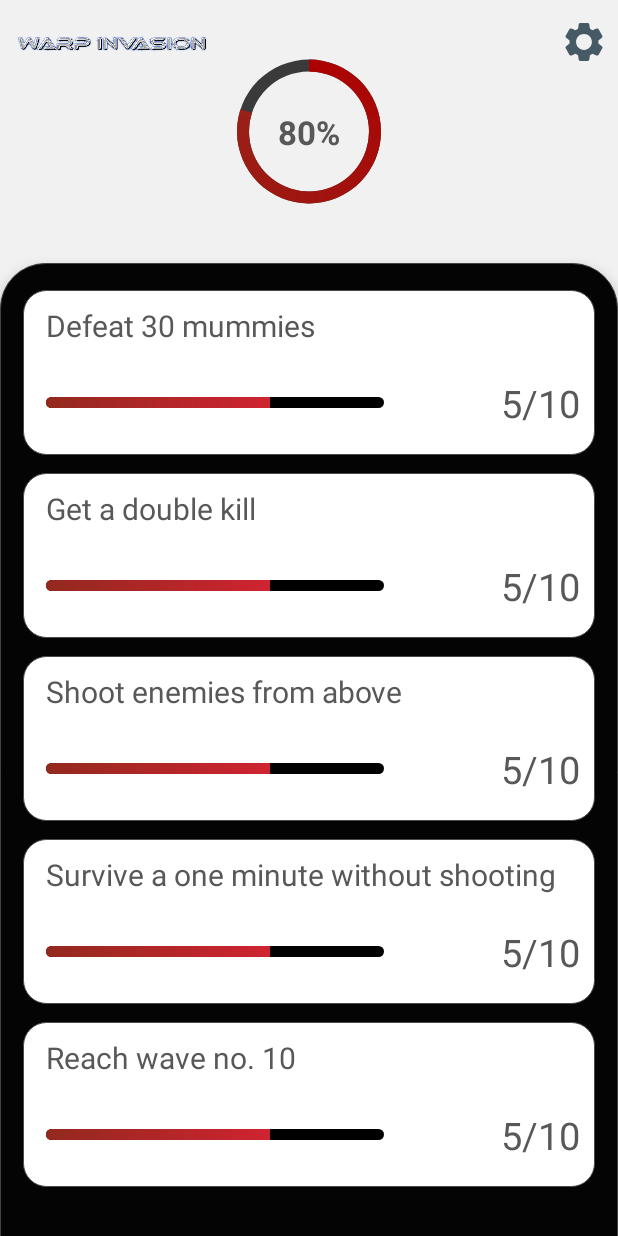
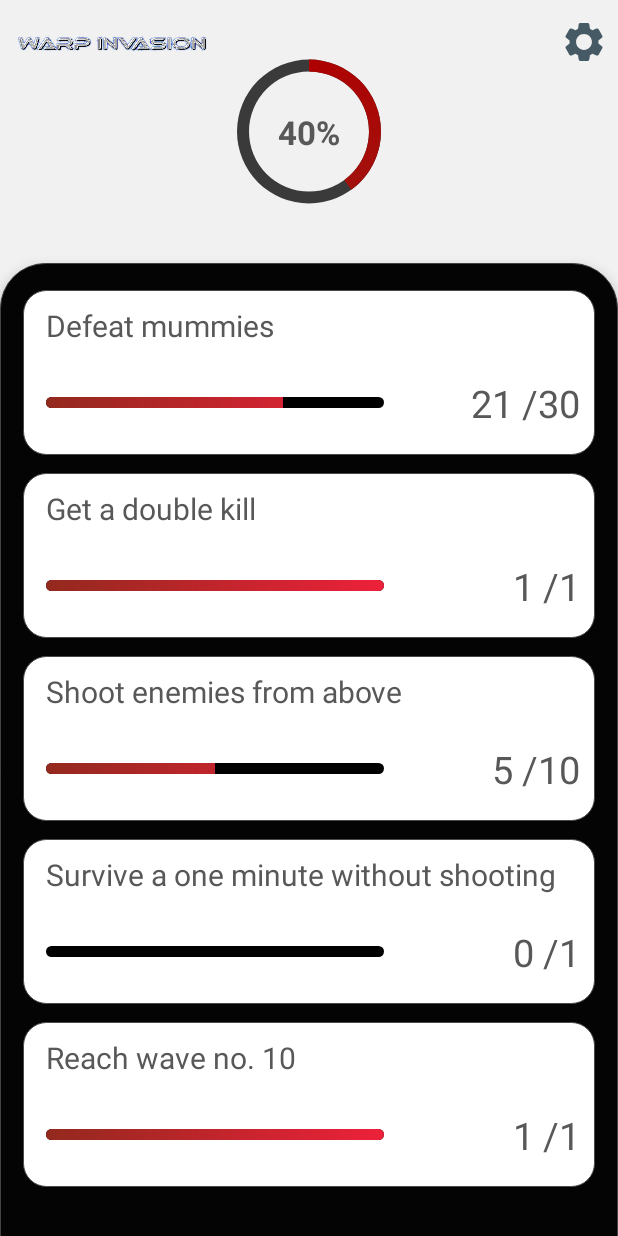
Before and after one commit to darco918/Warp-Invasion-, an Android app: the fragment WeeklyChallengesFragment shown on its own in the app's theme, on a phone screen of 412 x 824 dp. Run offline under Robolectric (Android 15) with nearby library versions, the phone set to English and light mode, and no system bars.

Commit message:
second delivery

```diff
--- a/app/src/main/java/com/example/warpinvasion30/WeeklyChallengesFragment.kt
+++ b/app/src/main/java/com/example/warpinvasion30/WeeklyChallengesFragment.kt
@@ -14,11 +14,11 @@ import androidx.recyclerview.widget.RecyclerView
 import kotlinx.android.synthetic.main.fragment_profile.settingsButton
 import kotlinx.android.synthetic.main.fragment_weekly_challenges.*
 
-
 class WeeklyChallengesFragment : Fragment(){
 
-    val  values = arrayOf("Defeat 30 mummies", "Get a double kill" , "Shoot enemies from above", "Survive a one minute without shooting", "Reach wave no. 10" )
-
+    val  values = arrayOf("Defeat mummies", "Get a double kill" , "Shoot enemies from above", "Survive a one minute without shooting", "Reach wave no. 10" )
+    val numbers = arrayOf(30,1,10,1,1)
+    val completed = arrayOf(21,1,5,0,1)
     private lateinit var recyclerView: RecyclerView
     private lateinit var manager: RecyclerView.LayoutManager
     private lateinit var myAdapter: RecyclerView.Adapter<*>
@@ -27,14 +27,11 @@ class WeeklyChallengesFragment : Fragment(){
         inflater: LayoutInflater, container: ViewGroup?,
         savedInstanceState: Bundle?
     ): View? {
-
         return inflater.inflate(R.layout.fragment_weekly_challenges, container, false)
-
     }
 
     companion object {
         fun newInstance(): WeeklyChallengesFragment {
-
             return WeeklyChallengesFragment()
         }
 
@@ -44,13 +41,23 @@ class WeeklyChallengesFragment : Fragment(){
     override fun onViewCreated(view: View, savedInstanceState: Bundle?) {
         super.onViewCreated(view, savedInstanceState)
 
+        //checking how many challenges are complete and then updating the progressbar
+        var contor =0
+        for (i in numbers.indices){
+            if(numbers[i] == completed[i])
+                contor++
+        }
+        progressBar.progress = (contor / numbers.size.toDouble() * 100).toInt()
+        progressBarText.text = (contor / numbers.size.toDouble() * 100).toInt() . toString() + "%"
+
+
         settingsButton.setOnClickListener {
             val intent = Intent (activity, SettingsActivity::class.java)
             startActivity(intent)
         }
 
         manager = LinearLayoutManager(activity)
-        myAdapter = MyAdapter(values)
+        myAdapter = MyAdapter(values, numbers, completed)
         recyclerView =view.findViewById<RecyclerView>(R.id.recycler_view).apply {
             layoutManager = manager
             adapter =  myAdapter
@@ -60,15 +67,18 @@ class WeeklyChallengesFragment : Fragment(){
 }
 
 
-class MyAdapter(private val myDataSet : Array<String>):
+class MyAdapter(private val myDataSet : Array<String>, private  val numbersToComplete: Array<Int>,  private  val completed: Array<Int>):
     RecyclerView.Adapter<MyAdapter.ViewHolder>() {
 
     class ViewHolder(val view: View): RecyclerView.ViewHolder(view){
-        fun bind(text: String){
+        fun bind(text: String, number:Int, completed:Int){
             val tv = view.findViewById<TextView>(R.id.textView)
             tv.text = text
+            val numberOfCompletedChallenges = view.findViewById<TextView>(R.id.numberOfCompletedChallenges)
+            val aux = completed.toString()  +" /"+number.toString()
+            numberOfCompletedChallenges.text = aux
 
-            val j= 66
+            val j= (completed/number.toDouble() *100).toInt()
             val progressBarChallenge = view.findViewById<ProgressBar>(R.id.progressBarChallenge)
             progressBarChallenge.progress = j
         }
@@ -80,7 +90,7 @@ class MyAdapter(private val myDataSet : Array<String>):
     }
 
     override fun onBindViewHolder(holder: ViewHolder, position: Int) {
-        holder.bind(myDataSet[position])
+        holder.bind(myDataSet[position], numbersToComplete[position],completed[position] )
     }
 
     override fun getItemCount(): Int {
--- a/app/src/main/res/layout/fragment_weekly_challenges.xml
+++ b/app/src/main/res/layout/fragment_weekly_challenges.xml
@@ -42,7 +42,7 @@
             android:background="@drawable/circle_shape"
             android:elevation="20dp"
             android:indeterminate="false"
-            android:progress="80"
+            android:progress="40"
             android:progressDrawable="@drawable/circle_progress_bar"
             android:textAlignment="center"
             app:layout_constraintBottom_toBottomOf="parent"
@@ -55,7 +55,7 @@
             android:layout_width="wrap_content"
             android:layout_height="wrap_content"
             android:elevation="20dp"
-            android:text="80%"
+            android:text="40%"
             android:textColor="@color/textColorLight"
             android:textSize="22sp"
             android:textStyle="bold"
```
